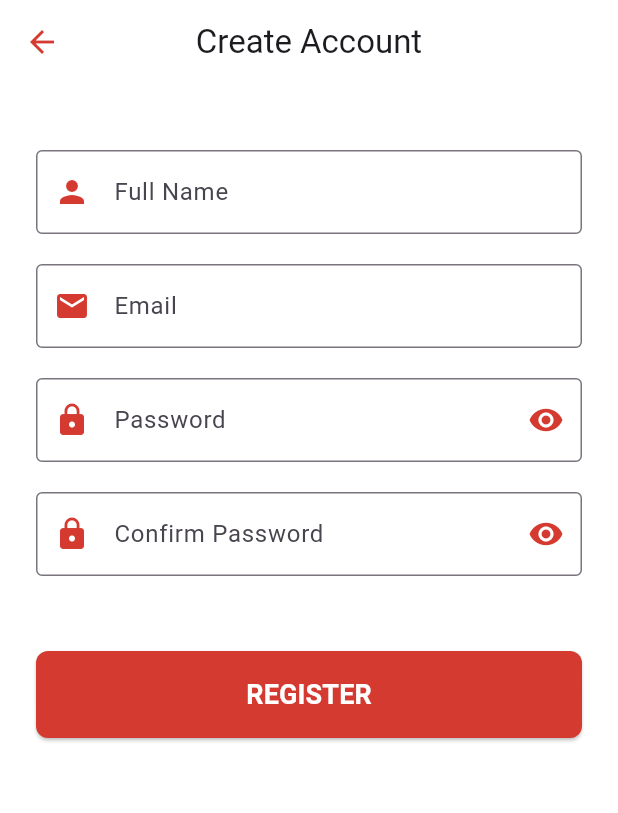
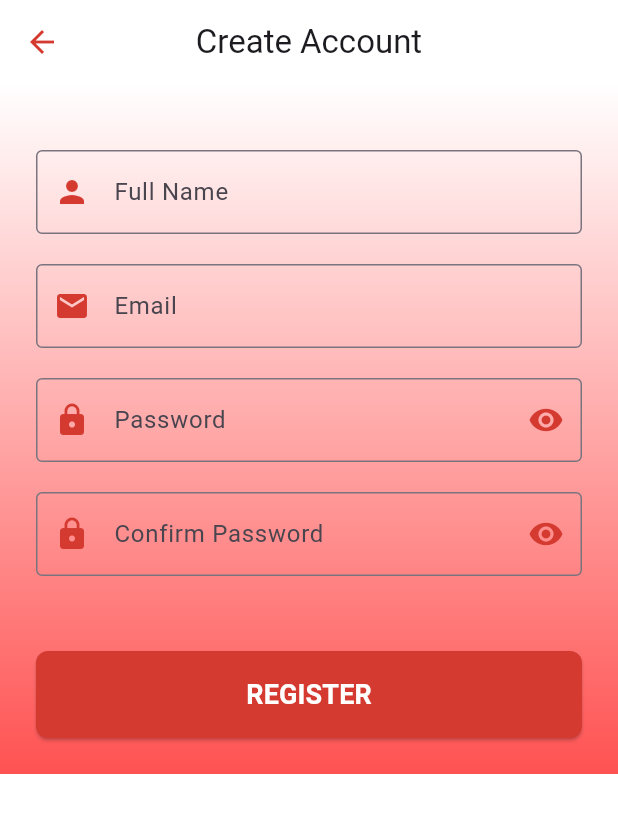
Before and after one commit to sa3eed24/hedeya, a Flutter app: the RegisterPage screen opened by its route, on a phone screen of 412 x 824 dp. Shown: the top 813 px of the screen. Run offline on Flutter 3.47's test engine with Material 3 defaults, Android fonts, the phone set to English and light mode, and no system bars; our stand-ins replace cloud_firestore, firebase_auth, firebase_core, image_picker, lottie; accounts and stored records are empty.

Commit message:
refactor UI: apply gradient background to home, login, register, and splash screens

```diff
--- a/lib/main.dart
+++ b/lib/main.dart
@@ -38,7 +38,7 @@ class MyApp extends StatelessWidget {
           iconTheme: IconThemeData(color: Color(0xFFD43A2F)),
         ),
       ),
-      initialRoute: '/giftlist',
+      initialRoute: '/splash',
       routes: {
         '/splash': (context) => const SplashScreen(),
         '/login': (context) => const LoginPage(),
--- a/lib/screens/register_page.dart
+++ b/lib/screens/register_page.dart
@@ -118,7 +118,15 @@ class _RegisterPageState extends State<RegisterPage> {
         title: const Text('Create Account'),
         centerTitle: true,
       ),
-      body: SingleChildScrollView(
+      body:Container(
+    decoration: BoxDecoration(
+    gradient: LinearGradient(
+    begin: Alignment.topCenter,
+    end: Alignment.bottomCenter,
+    colors: [Colors.white, Colors.redAccent],
+    ),
+    ),
+    child: SingleChildScrollView(
         child: Padding(
           padding: const EdgeInsets.all(24.0),
           child: Form(
@@ -278,6 +286,7 @@ class _RegisterPageState extends State<RegisterPage> {
           ),
         ),
       ),
+    )
     );
   }
 }//3san a3ml change
```
Also changed, not shown: lib/screens/home_screen.dart (+14 -5 lines), lib/screens/login_page.dart (+9 -1 lines), lib/screens/splash_screen.dart (+10 -3 lines).
